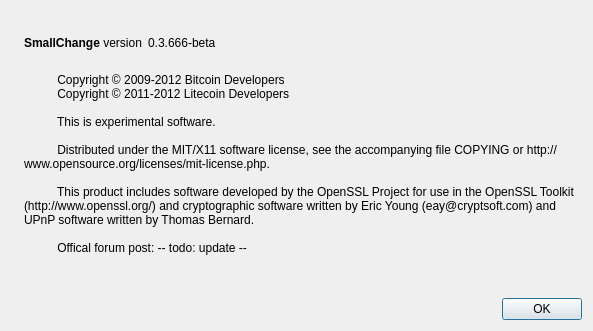
MakiLaineux/pigeoin, file src/qt/forms/aboutdialog.ui: the form before one commit.
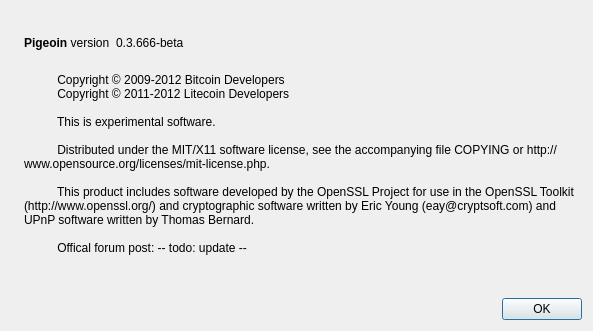
The form after the commit. Icons and pictures are not drawn.

The edit to the form file:
```diff
--- a/src/qt/forms/aboutdialog.ui
+++ b/src/qt/forms/aboutdialog.ui
@@ -50,7 +50,7 @@
           <cursorShape>IBeamCursor</cursorShape>
          </property>
          <property name="text">
-          <string>&lt;b&gt;SmallChange&lt;/b&gt; version</string>
+          <string>&lt;b&gt;Pigeoin&lt;/b&gt; version</string>
          </property>
          <property name="textInteractionFlags">
           <set>Qt::LinksAccessibleByMouse|Qt::TextSelectableByKeyboard|Qt::TextSelectableByMouse</set>
```
Left out of the diff: 2 changed lines with no effect on the pictures.
